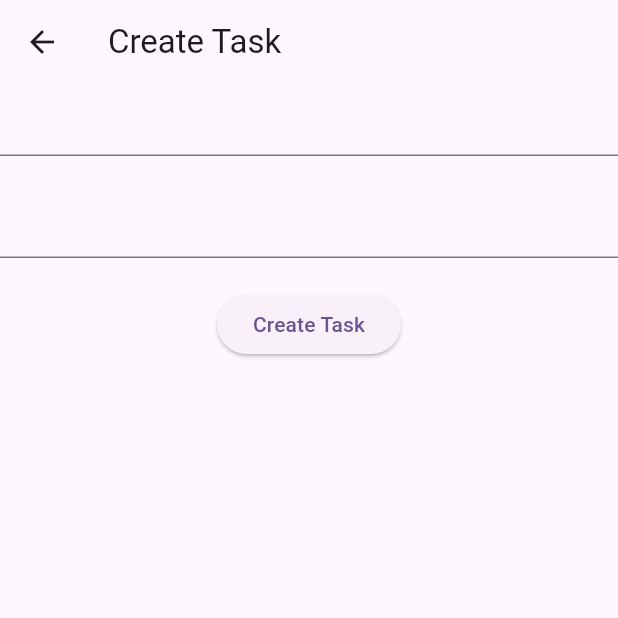
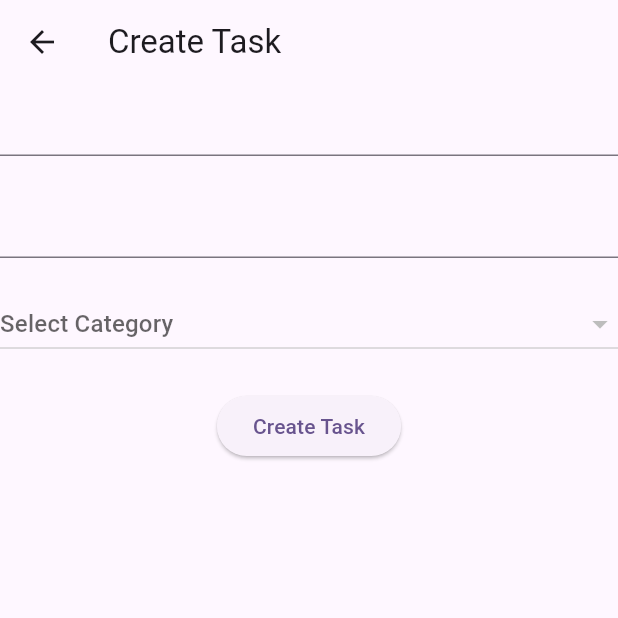
Before and after one commit to MuhammadAliKust/Flutter-B15-Firebase, a Flutter app: the screen it shows after launch, after a tap on the "add" icon, on a phone screen of 412 x 824 dp, the top half of it. Run offline on Flutter 3.47's test engine with Material 3 defaults, Android fonts, the phone set to English and light mode, and no system bars; our stand-ins replace cloud_firestore, firebase_core; accounts and stored records are empty.

Commit message:
Category Task Done

```diff
--- /dev/null
+++ b/lib/ models/category.dart
@@ -0,0 +1,33 @@
+// To parse this JSON data, do
+//
+//     final categoryModel = categoryModelFromJson(jsonString);
+
+import 'dart:convert';
+
+CategoryModel categoryModelFromJson(String str) => CategoryModel.fromJson(json.decode(str));
+
+String categoryModelToJson(CategoryModel data) => json.encode(data.toJson());
+
+class CategoryModel {
+  final String? docId;
+  final String? name;
+  final int? createdAt;
+
+  CategoryModel({
+    this.docId,
+    this.name,
+    this.createdAt,
+  });
+
+  factory CategoryModel.fromJson(Map<String, dynamic> json) => CategoryModel(
+    docId: json["docID"],
+    name: json["name"],
+    createdAt: json["createdAt"],
+  );
+
+  Map<String, dynamic> toJson() => {
+    "docID": docId,
+    "name": name,
+    "createdAt": createdAt,
+  };
+}
--- a/lib/ models/task.dart
+++ b/lib/ models/task.dart
@@ -11,6 +11,7 @@ class TaskModel {
   final String? docId;
   final String? title;
   final String? description;
+  final String? categoryID;
   final bool? isCompleted;
   final String? image;
   final int? createdAt;
@@ -19,6 +20,7 @@ class TaskModel {
     this.docId,
     this.title,
     this.description,
+    this.categoryID,
     this.isCompleted,
     this.image,
     this.createdAt,
@@ -29,6 +31,7 @@ class TaskModel {
         title: json["title"],
         description: json["description"],
         isCompleted: json["isCompleted"],
+    categoryID: json["categoryID"],
         image: json["image"],
         createdAt: json["createdAt"],
       );
@@ -38,6 +41,7 @@ class TaskModel {
         "title": title,
         "description": description,
         "isCompleted": isCompleted,
+        "categoryID": categoryID,
         "image": image,
         "createdAt": createdAt,
       };
--- a/lib/main.dart
+++ b/lib/main.dart
@@ -1,6 +1,7 @@
 import 'package:firebase_core/firebase_core.dart';
 import 'package:flutter/material.dart';
 import 'package:flutter_b15_firebase/views/create_task.dart';
+import 'package:flutter_b15_firebase/views/get_all_categories.dart';
 import 'package:flutter_b15_firebase/views/get_all_task.dart';
 
 void main() async {
@@ -36,7 +37,7 @@ class MyApp extends StatelessWidget {
         colorScheme: ColorScheme.fromSeed(seedColor: Colors.deepPurple),
         useMaterial3: true,
       ),
-      home: GetAllTaskView(),
+      home: GetAllCategoriesView(),
     );
   }
 }
--- /dev/null
+++ b/lib/services/category.dart
@@ -0,0 +1,15 @@
+import 'package:cloud_firestore/cloud_firestore.dart';
+import 'package:flutter_b15_firebase/%20models/category.dart';
+
+class CategoryServices {
+  ///Get All Categories
+  Stream<List<CategoryModel>> getAllCategories() {
+    return FirebaseFirestore.instance
+        .collection('taskCategoryCollection')
+        .orderBy('createdAt', descending: true)
+        .snapshots()
+        .map((taskList) => taskList.docs
+            .map((taskModel) => CategoryModel.fromJson(taskModel.data()))
+            .toList());
+  }
+}
--- a/lib/views/create_task.dart
+++ b/lib/views/create_task.dart
@@ -1,5 +1,7 @@
 import 'package:flutter/material.dart';
+import 'package:flutter_b15_firebase/%20models/category.dart';
 import 'package:flutter_b15_firebase/%20models/task.dart';
+import 'package:flutter_b15_firebase/services/category.dart';
 import 'package:flutter_b15_firebase/services/task.dart';
 
 class CreateTaskView extends StatefulWidget {
@@ -13,6 +15,24 @@ class _CreateTaskViewState extends State<CreateTaskView> {
   TextEditingController titleController = TextEditingController();
   TextEditingController descriptionController = TextEditingController();
   bool isLoading = false;
+
+  List<CategoryModel> categoryList = [];
+
+  CategoryModel? _selectedCategory;
+
+  getAllCategories() {
+    CategoryServices().getAllCategories().first.then((val) {
+      categoryList = val;
+      setState(() {});
+    });
+  }
+
+  @override
+  void initState() {
+    getAllCategories();
+    // TODO: implement initState
+    super.initState();
+  }
 
   @override
   Widget build(BuildContext context) {
@@ -34,6 +54,23 @@ class _CreateTaskViewState extends State<CreateTaskView> {
           SizedBox(
             height: 20,
           ),
+          DropdownButton(
+              items: categoryList
+                  .map((e) => DropdownMenuItem(
+                        child: Text(e.name.toString()),
+                        value: e,
+                      ))
+                  .toList(),
+              value: _selectedCategory,
+              isExpanded: true,
+              hint: Text("Select Category"),
+              onChanged: (val) {
+                _selectedCategory = val;
+                setState(() {});
+              }),
+          SizedBox(
+            height: 20,
+          ),
           isLoading
               ? Center(
                   child: CircularProgressIndicator(),
@@ -47,6 +84,7 @@ class _CreateTaskViewState extends State<CreateTaskView> {
                           .createTask(TaskModel(
                               title: titleController.text,
                               description: descriptionController.text,
+                              categoryID: _selectedCategory!.docId.toString(),
                               isCompleted: false,
                               createdAt: DateTime.now().millisecondsSinceEpoch))
                           .then((val) {
--- /dev/null
+++ b/lib/views/get_all_categories.dart
@@ -0,0 +1,61 @@
+import 'package:flutter/cupertino.dart';
+import 'package:flutter/material.dart';
+import 'package:flutter_b15_firebase/%20models/category.dart';
+import 'package:flutter_b15_firebase/%20models/task.dart';
+import 'package:flutter_b15_firebase/services/category.dart';
+import 'package:flutter_b15_firebase/services/task.dart';
+import 'package:flutter_b15_firebase/views/create_task.dart';
+import 'package:flutter_b15_firebase/views/get_completed_task.dart';
+import 'package:flutter_b15_firebase/views/get_in_completed_task.dart';
+import 'package:flutter_b15_firebase/views/get_task_by_category.dart';
+import 'package:flutter_b15_firebase/views/update_task.dart';
+import 'package:provider/provider.dart';
+
+class GetAllCategoriesView extends StatelessWidget {
+  const GetAllCategoriesView({super.key});
+
+  @override
+  Widget build(BuildContext context) {
+    return Scaffold(
+      appBar: AppBar(
+        title: Text("Get All Categories"),
+      ),
+      floatingActionButton: FloatingActionButton(
+        onPressed: () {
+          Navigator.push(context,
+              MaterialPageRoute(builder: (context) => CreateTaskView()));
+        },
+        child: Icon(Icons.add),
+      ),
+      body: StreamProvider.value(
+        value: CategoryServices().getAllCategories(),
+        initialData: [CategoryModel()],
+        builder: (context, child) {
+          List<CategoryModel> categoryList =
+              context.watch<List<CategoryModel>>();
+          return ListView.builder(
+              itemCount: categoryList.length,
+              itemBuilder: (context, i) {
+                return ListTile(
+                  leading: Icon(Icons.category),
+                  title: Text(categoryList[i].name.toString()),
+                  trailing: IconButton(
+                      onPressed: () {
+                        Navigator.push(
+                            context,
+                            MaterialPageRoute(
+                                builder: (context) => GetTaskByCategoryID(
+                                      model: categoryList[i],
+                                    )));
+                      },
+                      icon: Icon(
+                        Icons.arrow_forward_ios,
+                        size: 17,
+                      )),
+                );
+              });
+        },
+      ),
+    );
+  }
+}
```
Also changed, not shown: lib/services/task.dart (+11 -0 lines), lib/views/get_task_by_category.dart (added, +95 -0 lines).
